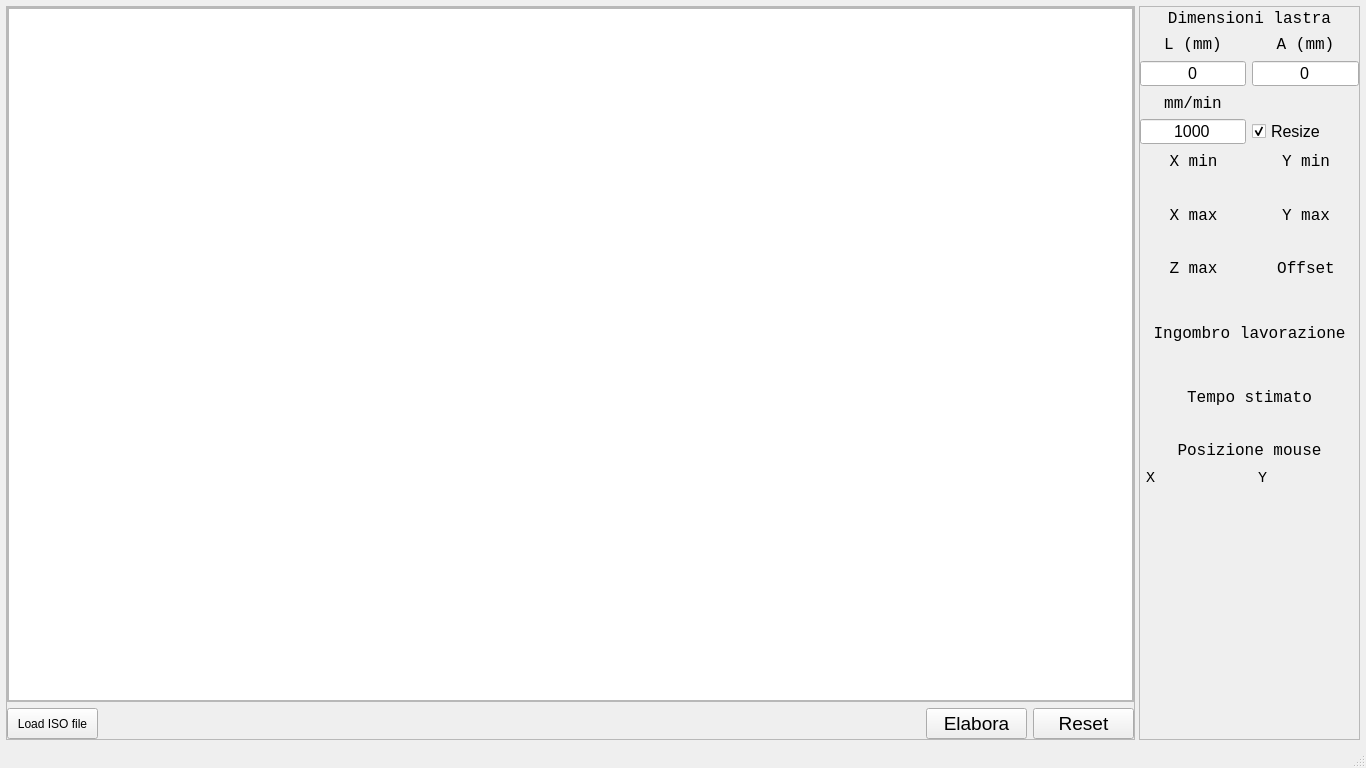
Old version of the form ISOViewerMainWindow.ui in the repository LuigiCaradonna/isoviewer-for-helios-automazioni-cnc.
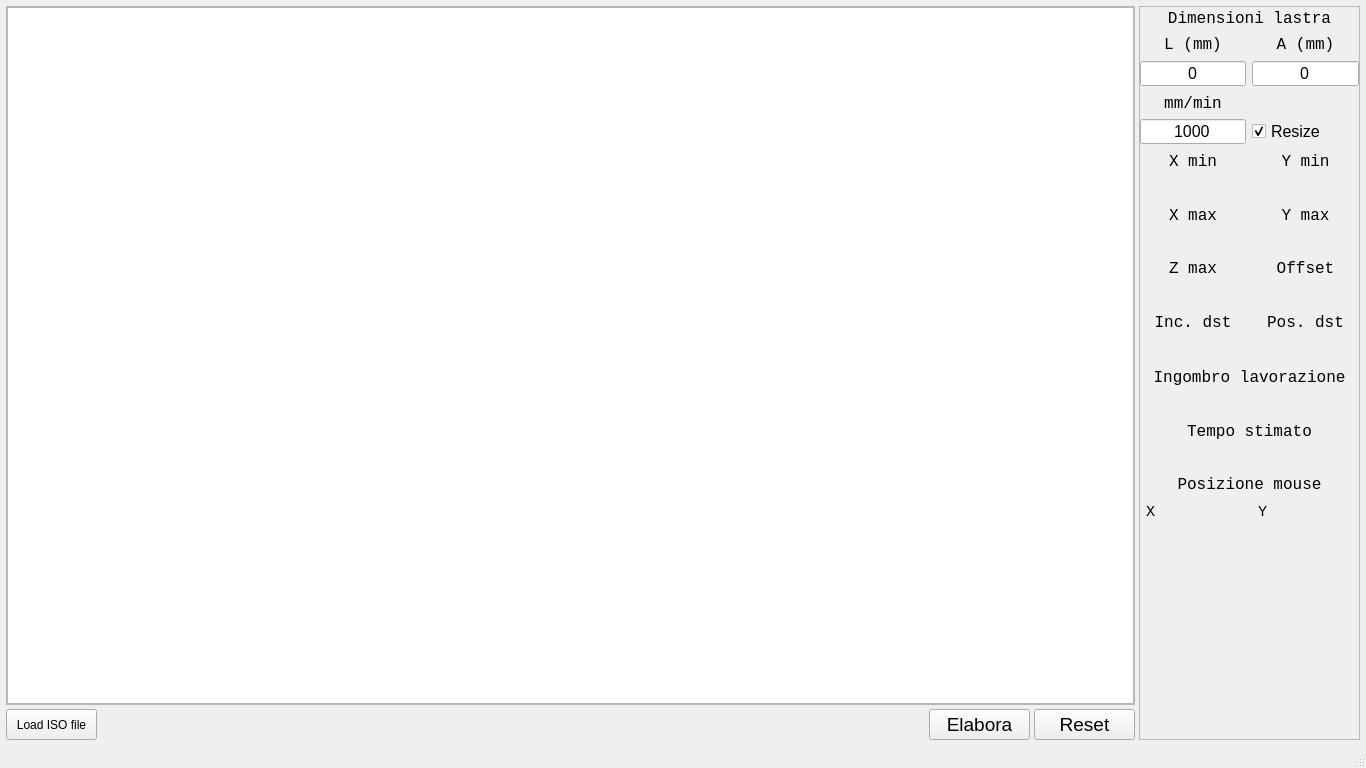
New version of the form.

Commit message: Aggiornata il layout dell'interfaccia grafica ed aggiunte indicazioni sulle distanze di incisione e riposizionamento

```diff
--- a/ISOViewerMainWindow.ui
+++ b/ISOViewerMainWindow.ui
@@ -28,38 +28,17 @@
      <number>6</number>
     </property>
     <item row="0" column="0">
-     <layout class="QHBoxLayout" name="horizontalLayout" stretch="1,0">
+     <layout class="QHBoxLayout" name="horizontalLayout" stretch="0,0">
       <property name="spacing">
        <number>4</number>
       </property>
       <item>
-       <widget class="QFrame" name="fr_canvas_container">
-        <property name="frameShape">
-         <enum>QFrame::StyledPanel</enum>
-        </property>
-        <property name="frameShadow">
-         <enum>QFrame::Raised</enum>
-        </property>
-        <layout class="QGridLayout" name="gridLayout">
-         <property name="leftMargin">
-          <number>0</number>
-         </property>
-         <property name="topMargin">
-          <number>0</number>
-         </property>
-         <property name="rightMargin">
-          <number>0</number>
-         </property>
-         <property name="bottomMargin">
-          <number>0</number>
-         </property>
-         <item row="0" column="1">
           <layout class="QVBoxLayout" name="verticalLayout" stretch="1,0">
            <item>
-            <widget class="QFrame" name="frame">
+         <widget class="QFrame" name="fr_canvas_container">
              <property name="minimumSize">
               <size>
-               <width>50</width>
+            <width>725</width>
                <height>0</height>
               </size>
              </property>
@@ -84,6 +63,12 @@
               </property>
               <item row="0" column="0">
                <widget class="QGraphicsView" name="canvas">
+             <property name="minimumSize">
+              <size>
+               <width>0</width>
+               <height>0</height>
+              </size>
+             </property>
                 <property name="cursor" stdset="0">
                  <cursorShape>ArrowCursor</cursorShape>
                 </property>
@@ -178,9 +163,6 @@
            </item>
           </layout>
          </item>
-        </layout>
-       </widget>
-      </item>
       <item>
        <widget class="QFrame" name="fr_right_col_container">
         <property name="minimumSize">
@@ -358,8 +340,8 @@
              </property>
             </widget>
            </item>
-           <item row="2" column="0">
-            <widget class="QLabel" name="lbl_tool_speed">
+           <item row="10" column="0">
+            <widget class="QLabel" name="lbl_eng_dst">
              <property name="minimumSize">
               <size>
                <width>0</width>
@@ -379,34 +361,7 @@
               </font>
              </property>
              <property name="text">
-              <string>mm/min</string>
-             </property>
-             <property name="alignment">
-              <set>Qt::AlignBottom|Qt::AlignHCenter</set>
-             </property>
-            </widget>
-           </item>
-           <item row="3" column="0">
-            <widget class="QLineEdit" name="in_tool_speed">
-             <property name="minimumSize">
-              <size>
-               <width>0</width>
-               <height>25</height>
-              </size>
-             </property>
-             <property name="maximumSize">
-              <size>
-               <width>16777215</width>
-               <height>25</height>
-              </size>
-             </property>
-             <property name="font">
-              <font>
-               <pointsize>12</pointsize>
-              </font>
-             </property>
-             <property name="text">
-              <string>1000</string>
+              <string>Inc. dst</string>
              </property>
              <property name="alignment">
               <set>Qt::AlignCenter</set>
@@ -446,11 +401,62 @@
              </property>
             </widget>
            </item>
-          </layout>
-         </item>
-         <item>
-          <layout class="QGridLayout" name="gridLayout_5">
-           <item row="1" column="0">
+           <item row="2" column="0">
+            <widget class="QLabel" name="lbl_tool_speed">
+             <property name="minimumSize">
+              <size>
+               <width>0</width>
+               <height>21</height>
+              </size>
+             </property>
+             <property name="maximumSize">
+              <size>
+               <width>16777215</width>
+               <height>21</height>
+              </size>
+             </property>
+             <property name="font">
+              <font>
+               <family>Courier New</family>
+               <pointsize>12</pointsize>
+              </font>
+             </property>
+             <property name="text">
+              <string>mm/min</string>
+             </property>
+             <property name="alignment">
+              <set>Qt::AlignBottom|Qt::AlignHCenter</set>
+             </property>
+            </widget>
+           </item>
+           <item row="3" column="0">
+            <widget class="QLineEdit" name="in_tool_speed">
+             <property name="minimumSize">
+              <size>
+               <width>0</width>
+               <height>25</height>
+              </size>
+             </property>
+             <property name="maximumSize">
+              <size>
+               <width>16777215</width>
+               <height>25</height>
+              </size>
+             </property>
+             <property name="font">
+              <font>
+               <pointsize>12</pointsize>
+              </font>
+             </property>
+             <property name="text">
+              <string>1000</string>
+             </property>
+             <property name="alignment">
+              <set>Qt::AlignCenter</set>
+             </property>
+            </widget>
+           </item>
+           <item row="5" column="0">
             <widget class="QLabel" name="lbl_x_min_value">
              <property name="minimumSize">
               <size>
@@ -481,7 +487,35 @@
              </property>
             </widget>
            </item>
-           <item row="0" column="1">
+           <item row="5" column="1">
+            <widget class="QLabel" name="lbl_y_min_value">
+             <property name="minimumSize">
+              <size>
+               <width>0</width>
+               <height>21</height>
+              </size>
+             </property>
+             <property name="maximumSize">
+              <size>
+               <width>16777215</width>
+               <height>21</height>
+              </size>
+             </property>
+             <property name="font">
+              <font>
+               <family>Courier New</family>
+               <pointsize>12</pointsize>
+              </font>
+             </property>
+             <property name="text">
+              <string/>
+             </property>
+             <property name="alignment">
+              <set>Qt::AlignCenter</set>
+             </property>
+            </widget>
+           </item>
+           <item row="4" column="1">
             <widget class="QLabel" name="lbl_y_min">
              <property name="minimumSize">
               <size>
@@ -509,91 +543,7 @@
              </property>
             </widget>
            </item>
-           <item row="1" column="1">
-            <widget class="QLabel" name="lbl_y_min_value">
-             <property name="minimumSize">
-              <size>
-               <width>0</width>
-               <height>21</height>
-              </size>
-             </property>
-             <property name="maximumSize">
-              <size>
-               <width>16777215</width>
-               <height>21</height>
-              </size>
-             </property>
-             <property name="font">
-              <font>
-               <family>Courier New</family>
-               <pointsize>12</pointsize>
-              </font>
-             </property>
-             <property name="text">
-              <string/>
-             </property>
-             <property name="alignment">
-              <set>Qt::AlignCenter</set>
-             </property>
-            </widget>
-           </item>
-           <item row="0" column="0">
-            <widget class="QLabel" name="lbl_x_min">
-             <property name="minimumSize">
-              <size>
-               <width>0</width>
-               <height>21</height>
-              </size>
-             </property>
-             <property name="maximumSize">
-              <size>
-               <width>16777215</width>
-               <height>21</height>
-              </size>
-             </property>
-             <property name="font">
-              <font>
-               <family>Courier New</family>
-               <pointsize>12</pointsize>
-              </font>
-             </property>
-             <property name="text">
-              <string>X min</string>
-             </property>
-             <property name="alignment">
-              <set>Qt::AlignBottom|Qt::AlignHCenter</set>
-             </property>
-            </widget>
-           </item>
-           <item row="2" column="1">
-            <widget class="QLabel" name="lbl_y_max">
-             <property name="minimumSize">
-              <size>
-               <width>0</width>
-               <height>21</height>
-              </size>
-             </property>
-             <property name="maximumSize">
-              <size>
-               <width>16777215</width>
-               <height>21</height>
-              </size>
-             </property>
-             <property name="font">
-              <font>
-               <family>Courier New</family>
-               <pointsize>12</pointsize>
-              </font>
-             </property>
-             <property name="text">
-              <string>Y max</string>
-             </property>
-             <property name="alignment">
-              <set>Qt::AlignBottom|Qt::AlignHCenter</set>
-             </property>
-            </widget>
-           </item>
-           <item row="2" column="0">
+           <item row="6" column="0">
             <widget class="QLabel" name="lbl_x_max">
              <property name="minimumSize">
               <size>
@@ -621,7 +571,35 @@
              </property>
             </widget>
            </item>
-           <item row="3" column="0">
+           <item row="8" column="0">
+            <widget class="QLabel" name="lbl_z_max">
+             <property name="minimumSize">
+              <size>
+               <width>0</width>
+               <height>21</height>
+              </size>
+             </property>
+             <property name="maximumSize">
+              <size>
+               <width>16777215</width>
+               <height>21</height>
+              </size>
+             </property>
+             <property name="font">
+              <font>
+               <family>Courier New</family>
+               <pointsize>12</pointsize>
+              </font>
+             </property>
+             <property name="text">
+              <string>Z max</string>
+             </property>
+             <property name="alignment">
+              <set>Qt::AlignCenter</set>
+             </property>
+            </widget>
+           </item>
+           <item row="7" column="0">
             <widget class="QLabel" name="lbl_x_max_value">
              <property name="minimumSize">
               <size>
@@ -649,7 +627,7 @@
              </property>
             </widget>
            </item>
-           <item row="3" column="1">
+           <item row="7" column="1">
             <widget class="QLabel" name="lbl_y_max_value">
              <property name="minimumSize">
               <size>
@@ -678,7 +656,7 @@
             </widget>
            </item>
            <item row="4" column="0">
-            <widget class="QLabel" name="lbl_z_max">
+            <widget class="QLabel" name="lbl_x_min">
              <property name="minimumSize">
               <size>
                <width>0</width>
@@ -698,42 +676,14 @@
               </font>
              </property>
              <property name="text">
-              <string>Z max</string>
+              <string>X min</string>
              </property>
              <property name="alignment">
-              <set>Qt::AlignCenter</set>
+              <set>Qt::AlignBottom|Qt::AlignHCenter</set>
              </property>
             </widget>
            </item>
-           <item row="5" column="0">
-            <widget class="QLabel" name="lbl_z_max_value">
-             <property name="minimumSize">
-              <size>
-               <width>0</width>
-               <height>21</height>
-              </size>
-             </property>
-             <property name="maximumSize">
-              <size>
-               <width>16777215</width>
-               <height>21</height>
-              </size>
-             </property>
-             <property name="font">
-              <font>
-               <family>Courier New</family>
-               <pointsize>12</pointsize>
-              </font>
-             </property>
-             <property name="text">
-              <string/>
-             </property>
-             <property name="alignment">
-              <set>Qt::AlignCenter</set>
-             </property>
-            </widget>
-           </item>
-           <item row="4" column="1">
+           <item row="8" column="1">
             <widget class="QLabel" name="lbl_offset">
              <property name="minimumSize">
               <size>
@@ -761,7 +711,63 @@
              </property>
             </widget>
            </item>
-           <item row="5" column="1">
+           <item row="6" column="1">
+            <widget class="QLabel" name="lbl_y_max">
+             <property name="minimumSize">
+              <size>
+               <width>0</width>
+               <height>21</height>
+              </size>
+             </property>
+             <property name="maximumSize">
+              <size>
+               <width>16777215</width>
+               <height>21</height>
+              </size>
+             </property>
+             <property name="font">
+              <font>
+               <family>Courier New</family>
+               <pointsize>12</pointsize>
+              </font>
+             </property>
+             <property name="text">
+              <string>Y max</string>
+             </property>
+             <property name="alignment">
+              <set>Qt::AlignBottom|Qt::AlignHCenter</set>
+             </property>
+            </widget>
+           </item>
+           <item row="9" column="0">
+            <widget class="QLabel" name="lbl_z_max_value">
+             <property name="minimumSize">
+              <size>
+               <width>0</width>
+               <height>21</height>
+              </size>
+             </property>
+             <property name="maximumSize">
+              <size>
+               <width>16777215</width>
+               <height>21</height>
+              </size>
+             </property>
+             <property name="font">
+              <font>
+               <family>Courier New</family>
+               <pointsize>12</pointsize>
+              </font>
+             </property>
+             <property name="text">
+              <string/>
+             </property>
+             <property name="alignment">
+              <set>Qt::AlignCenter</set>
+             </property>
+            </widget>
+           </item>
+           <item row="9" column="1">
             <widget class="QLabel" name="lbl_offset_value">
              <property name="minimumSize">
               <size>
@@ -789,6 +795,90 @@
              </property>
             </widget>
            </item>
+           <item row="10" column="1">
+            <widget class="QLabel" name="lbl_pos_dst">
+             <property name="minimumSize">
+              <size>
+               <width>0</width>
+               <height>21</height>
+              </size>
+             </property>
+             <property name="maximumSize">
+              <size>
+               <width>16777215</width>
+               <height>21</height>
+              </size>
+             </property>
+             <property name="font">
+              <font>
+               <family>Courier New</family>
+               <pointsize>12</pointsize>
+              </font>
+             </property>
+             <property name="text">
+              <string>Pos. dst</string>
+             </property>
+             <property name="alignment">
+              <set>Qt::AlignCenter</set>
+             </property>
+            </widget>
+           </item>
+           <item row="11" column="0">
+            <widget class="QLabel" name="lbl_eng_dst_value">
+             <property name="minimumSize">
+              <size>
+               <width>0</width>
+               <height>21</height>
+              </size>
+             </property>
+             <property name="maximumSize">
+              <size>
+               <width>16777215</width>
+               <height>21</height>
+              </size>
+             </property>
+             <property name="font">
+              <font>
+               <family>Courier New</family>
+               <pointsize>12</pointsize>
+              </font>
+             </property>
+             <property name="text">
+              <string/>
+             </property>
+             <property name="alignment">
+              <set>Qt::AlignCenter</set>
+             </property>
+            </widget>
+           </item>
+           <item row="11" column="1">
+            <widget class="QLabel" name="lbl_pos_dst_value">
+             <property name="minimumSize">
+              <size>
+               <width>0</width>
+               <height>21</height>
+              </size>
+             </property>
+             <property name="maximumSize">
+              <size>
+               <width>16777215</width>
+               <height>21</height>
+              </size>
+             </property>
+             <property name="font">
+              <font>
+               <family>Courier New</family>
+               <pointsize>12</pointsize>
+              </font>
+             </property>
+             <property name="text">
+              <string/>
+             </property>
+             <property name="alignment">
+              <set>Qt::AlignCenter</set>
+             </property>
+            </widget>
+           </item>
           </layout>
          </item>
          <item>
@@ -796,13 +886,13 @@
            <property name="minimumSize">
             <size>
              <width>0</width>
-             <height>31</height>
+             <height>21</height>
             </size>
            </property>
            <property name="maximumSize">
             <size>
              <width>16777215</width>
-             <height>31</height>
+             <height>21</height>
             </size>
            </property>
            <property name="font">
@@ -852,13 +942,13 @@
            <property name="minimumSize">
             <size>
              <width>0</width>
-             <height>31</height>
+             <height>21</height>
             </size>
            </property>
            <property name="maximumSize">
             <size>
              <width>16777215</width>
-             <height>31</height>
+             <height>21</height>
             </size>
            </property>
            <property name="font">
```
Left out of the diff: 4 changed lines with no effect on the pictures. Lines whose indentation alone changed are shown as unchanged. The commit also changes 3 other files.
